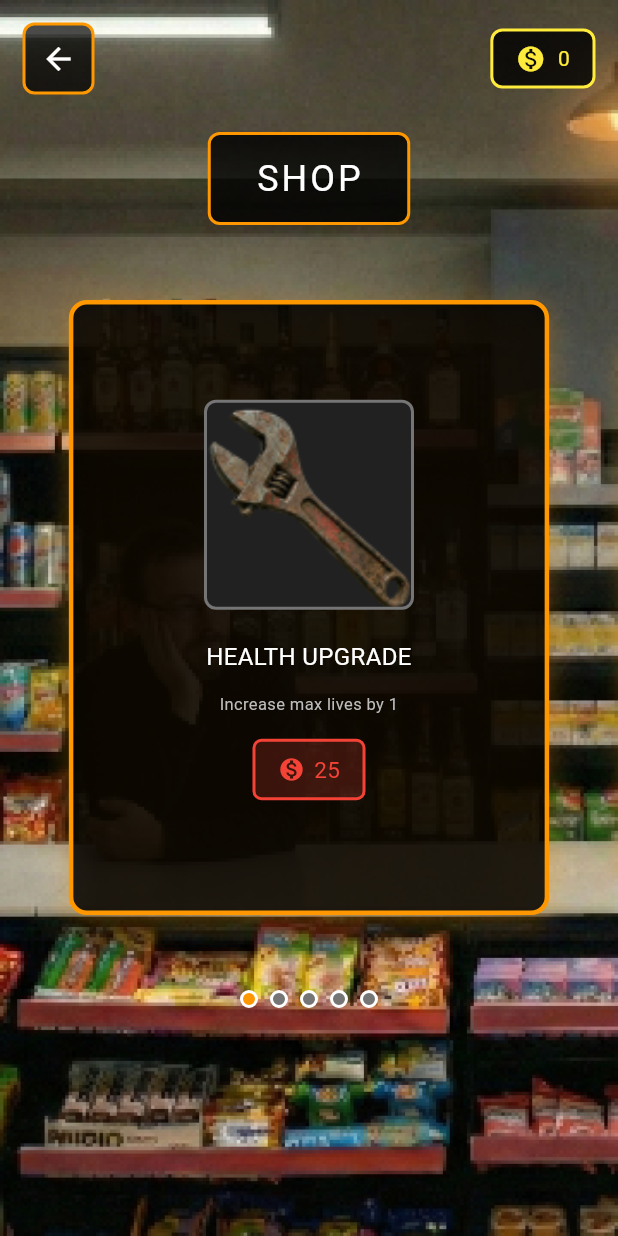
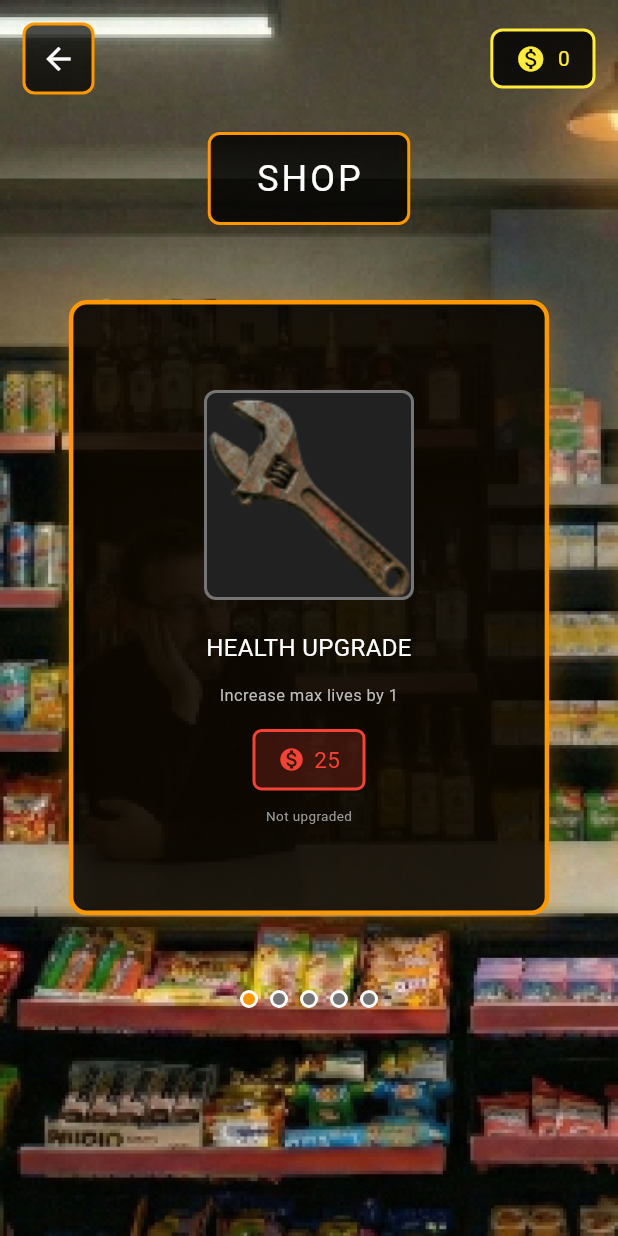
Before and after one commit to Jorgedr12/Slider-app-game, a Flutter app: the screen it shows after launch, after a tap on "SHOP", on a phone screen of 412 x 824 dp. Run offline on Flutter 3.47's test engine with Material 3 defaults, Android fonts, the light colour scheme and no system bars; our stand-ins replace audioplayers, flutter_dotenv, shared_preferences, supabase_flutter; missing offline and left inert: flame; accounts and stored records are empty; Roboto replaces fonts that are missing (PressStart).

Commit message:
Shop noew registers on shared preferences & sets limits to lives and fuel

```diff
--- a/lib/shop.dart
+++ b/lib/shop.dart
@@ -124,21 +124,25 @@ class _ShopState extends State<Shop> {
   }
 
   Future<void> _loadPlayerData() async {
+    try {
       final prefs = await SharedPreferences.getInstance();
+
       setState(() {
         coinBank = prefs.getInt('coin_bank') ?? 0;
         healthUpgradeCount = prefs.getInt('healthUpgradeCount') ?? 0;
         fuelUpgradeCount = prefs.getInt('fuelUpgradeCount') ?? 0;
-
-      // Recalcular para corregir datos antiguos (ej. cuando sumaba 25)
         maxFuel = 100.0 + (fuelUpgradeCount * 20.0);
         maxLives = 3 + healthUpgradeCount;
 
         ownedCharacters = prefs.getStringList('ownedCharacters') ?? [];
       });
+    } catch (e) {
+      debugPrint('Error cargando datos del jugador: $e');
+    }
   }
 
   Future<void> _savePlayerData() async {
+    try {
       final prefs = await SharedPreferences.getInstance();
       await prefs.setInt('coin_bank', coinBank);
       await prefs.setInt('healthUpgradeCount', healthUpgradeCount);
@@ -146,6 +150,9 @@ class _ShopState extends State<Shop> {
       await prefs.setDouble('maxFuel', maxFuel);
       await prefs.setInt('maxLives', maxLives);
       await prefs.setStringList('ownedCharacters', ownedCharacters);
+    } catch (e) {
+      debugPrint('Error guardando datos del jugador: $e');
+    }
   }
 
   int _calculatePrice(ShopItem item) {
@@ -166,10 +173,10 @@ class _ShopState extends State<Shop> {
 
   bool _isMaxedOut(ShopItem item) {
     if (item.type == ShopItemType.fuelUpgrade) {
-      return maxFuel >= 200;
+      return fuelUpgradeCount >= 5;
     }
     if (item.type == ShopItemType.healthUpgrade) {
-      return maxLives >= 8; // Límite razonable para vidas
+      return healthUpgradeCount >= 5;
     }
     return false;
   }
@@ -332,18 +339,18 @@ class _ShopState extends State<Shop> {
 
       if (item.type == ShopItemType.healthUpgrade) {
         healthUpgradeCount++;
-        maxLives++;
+        maxLives = 3 + healthUpgradeCount;
       } else if (item.type == ShopItemType.fuelUpgrade) {
         fuelUpgradeCount++;
-        maxFuel += 20;
+        maxFuel = 100.0 + (fuelUpgradeCount * 20.0);
       } else if (item.type == ShopItemType.character) {
         if (!ownedCharacters.contains(item.id)) {
           ownedCharacters.add(item.id);
         }
       }
     });
-
     _savePlayerData();
+    AudioManager.instance.playSfx('sound effects/coin_recieved.m4a');
   }
 
   @override
@@ -455,7 +462,7 @@ class _ShopState extends State<Shop> {
 
             const SizedBox(height: 30),
 
-            // Item carousel - con altura limitada
+            // Item carousel
             SizedBox(
               height: 450,
               child: PageView.builder(
@@ -801,21 +808,22 @@ class _ShopState extends State<Shop> {
 
                   SizedBox(height: isPortrait ? 10 : 5),
 
-                  // Additional info for upgrades
-                  if (item.type == ShopItemType.healthUpgrade &&
-                      healthUpgradeCount > 0)
+                  if (item.type == ShopItemType.healthUpgrade)
                     Text(
-                      'Owned: $healthUpgradeCount',
+                      healthUpgradeCount > 0
+                          ? 'Level: $healthUpgradeCount/5'
+                          : 'Not upgraded',
                       style: TextStyle(
                         fontFamily: 'PressStart',
                         fontSize: isPortrait ? 9 : 6,
                         color: Colors.grey[500],
                       ),
                     ),
-                  if (item.type == ShopItemType.fuelUpgrade &&
-                      fuelUpgradeCount > 0)
+                  if (item.type == ShopItemType.fuelUpgrade)
                     Text(
-                      'Owned: $fuelUpgradeCount',
+                      fuelUpgradeCount > 0
+                          ? 'Level: $fuelUpgradeCount/5'
+                          : 'Not upgraded',
                       style: TextStyle(
                         fontFamily: 'PressStart',
                         fontSize: isPortrait ? 9 : 6,
```
Lines whose indentation alone changed are shown as unchanged.
